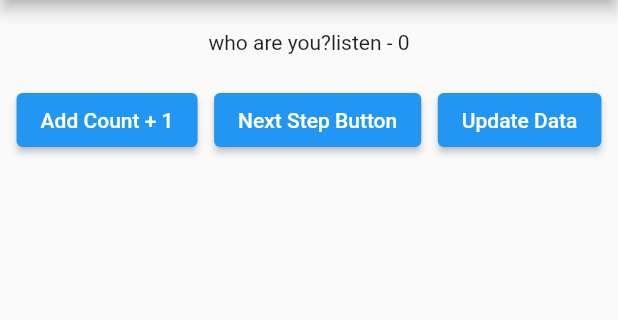
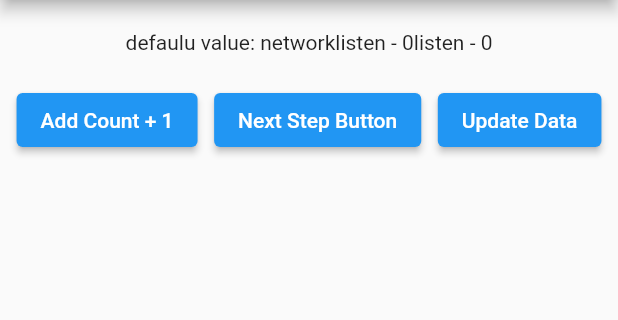
Before and after one commit to zhoushuangjian001/idkit_gshared, a Flutter app: the screen it shows after launch, after a tap on "Next Step", on a phone screen of 412 x 824 dp, the part 84-404 px from its top. Run offline on Flutter 3.47's test engine with Material 2 defaults, Android fonts, the phone set to English and light mode, and no system bars.

```diff
--- a/example/lib/main.dart
+++ b/example/lib/main.dart
@@ -11,29 +11,26 @@ class TestInfo {
 }
 
 void main() {
-  gShared.register<Future<int>>(
-    Future<int>.delayed(const Duration(seconds: 3), () {
-      return 11;
-    }),
-  );
   gShared.register<int>(520);
   gShared.register<int>(1314, mark: 'love');
   gShared.register(
-    Future.delayed(
-      const Duration(seconds: 10),
-      () {
-        return const TestInfo('Asynchronous registration');
-      },
-    ),
+    const TestInfo('Asynchronous registration'),
   );
   gShared.register(
-    Future.delayed(
-      const Duration(seconds: 1),
-      () {
-        return const TestInfo('Asynchronous registration -- Mark');
-      },
-    ),
+    const TestInfo('Asynchronous registration - Mark'),
     mark: 'r_mark',
+  );
+
+  gShared.register<Future<String>>(
+    Future.delayed(const Duration(seconds: 1), () {
+      return '110';
+    }),
+  );
+  gShared.register<Future<TestInfo>>(
+    Future.delayed(const Duration(seconds: 1), () {
+      return const TestInfo('120');
+    }),
+    mark: 'mark',
   );
   runApp(const MyApp());
 }
@@ -67,35 +64,27 @@ class MyHomePage extends StatelessWidget {
         alignment: Alignment.center,
         child: Column(
           children: [
-            FutureBuilder<int>(
-              future: gShared.read<Future<int>>(),
-              initialData: 1010,
-              builder: (_, AsyncSnapshot<int> snapshot) {
+            Text('${gShared.read<int>() ?? 0}'),
+            Text('${gShared.read<int>(mark: 'love') ?? 0}'),
+            Text('${gShared.read<TestInfo>()?.name ?? 0}'),
+            Text('${gShared.read<TestInfo>()?.name ?? 0}'),
+            FutureBuilder<String>(
+              future: gShared.read<Future<String>>(),
+              initialData: '000',
+              builder: (_, AsyncSnapshot<String> snapshot) {
                 return Text('${snapshot.data}');
               },
             ),
-            Text('${gShared.read<int>() ?? 0}'),
-            Text('${gShared.read<int>(mark: 'love') ?? 0}'),
-            FutureBuilder<TestInfo>(
-              future: gShared.read(),
-              initialData: const TestInfo('TestInfo - Default - 111'),
-              builder: (_, AsyncSnapshot<TestInfo> snapshot) {
-                final TestInfo? count = snapshot.data;
-                return Text(count?.name ?? 'TestInfo - Default - 222');
-              },
-            ),
-            FutureBuilder<TestInfo>(
-              future: gShared.read(mark: 'r_mark'),
-              initialData: const TestInfo('TestInfo - Default - 333'),
-              builder: (_, AsyncSnapshot<TestInfo> snapshot) {
-                final TestInfo? count = snapshot.data;
-                return Text(count?.name ?? 'TestInfo - Default - 444');
+            FutureBuilder<String>(
+              future: gShared.read<Future<String>>(mark: 'mark'),
+              initialData: '000 - mark',
+              builder: (_, AsyncSnapshot<String> snapshot) {
+                return Text('${snapshot.data}');
               },
             ),
             ElevatedButton(
               child: const Text('Next Step'),
               onPressed: () {
-                gShared.register<String>('who are you?', mark: 'wz');
                 Navigator.of(context).push(MaterialPageRoute(builder: (_) {
                   return const SecondPage();
                 }));
@@ -120,7 +109,8 @@ class _SecondPageState extends State<SecondPage> {
 
   @override
   Widget build(BuildContext context) {
-    gShared.registerListen<String>(mark: 'listen');
+    gShared.registerListen<String>();
+    gShared.registerListen<String>(mark: 'mark');
     return Scaffold(
       appBar: AppBar(
         title: const Text('idkit_gshared:Multi-layer data sharing'),
@@ -137,7 +127,15 @@ class _SecondPageState extends State<SecondPage> {
               children: [
                 Text(gShared.read<String>(mark: 'wz') ?? 'defaulu value: network'),
                 StreamBuilder<String?>(
-                  stream: gShared.watch<String>(mark: 'listen'),
+                  stream: gShared.watch<String>(),
+                  initialData: 'listen - 0',
+                  builder: (_, s) {
+                    final String? a = s.data;
+                    return Text(a ?? 'listen - 0');
+                  },
+                ),
+                StreamBuilder<String?>(
+                  stream: gShared.watch<String>(mark: 'mark'),
                   initialData: 'listen - 0',
                   builder: (_, s) {
                     final String? a = s.data;
@@ -169,6 +167,10 @@ class _SecondPageState extends State<SecondPage> {
                 ),
                 ElevatedButton(
                   onPressed: () {
+                    gShared.unRegister<String>();
+                    gShared.unRegister<String>(mark: 'mark');
+                    gShared.unRegisterAll();
+                    gShared.unRegisterAll(listen: true);
                     gShared.update<String>((value) => 'I am a baby!');
                   },
                   child: const Text('Update Data'),
@@ -195,6 +197,9 @@ class _ThreePageState extends State<ThreePage> {
   @override
   Widget build(BuildContext context) {
     gShared.convertListen<int>();
+    gShared.unRegisterListen<String>();
+    gShared.unRegisterListen<String>(mark: 'mark');
+
     return Scaffold(
       appBar: AppBar(
         title: const Text('Three Page 3'),
```
Also changed, not shown: 1 other file.
